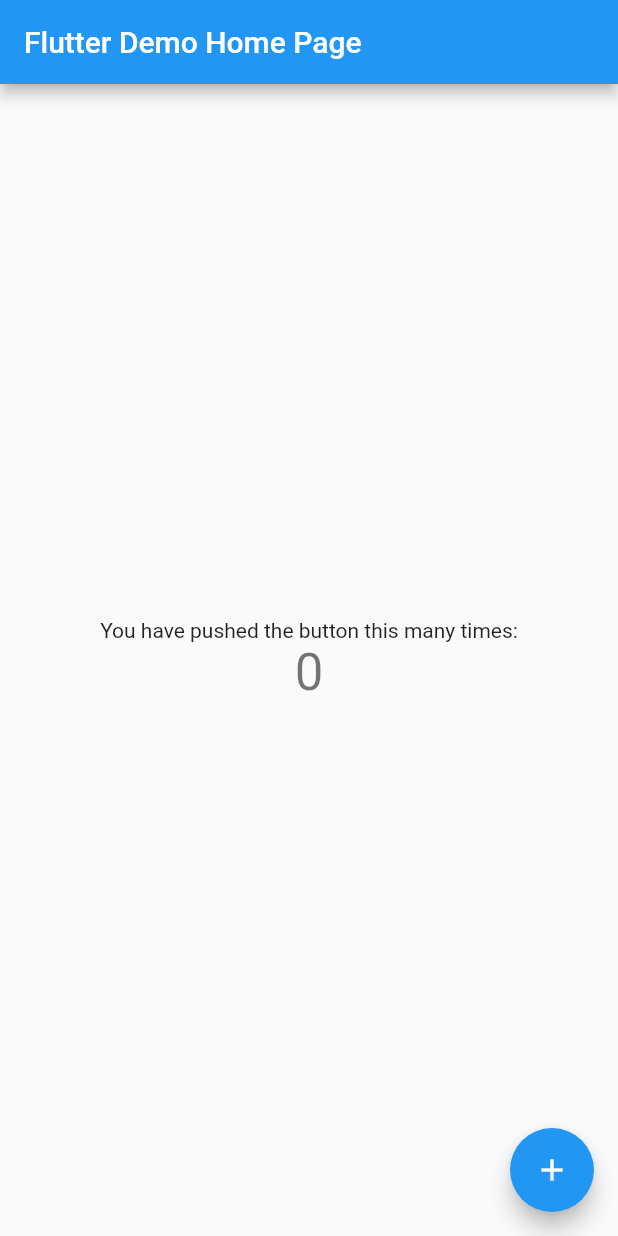
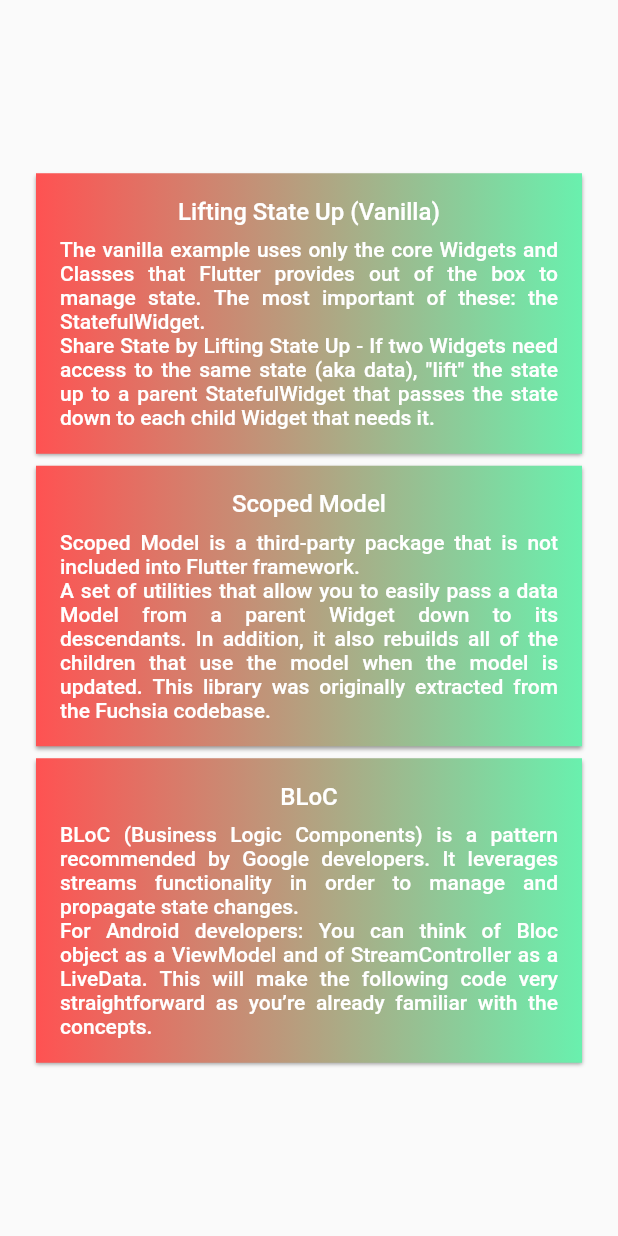
Before and after one commit to Oleksandr32/flutter-architecture, a Flutter app: the screen it shows after launch, on a phone screen of 412 x 824 dp. Run offline on Flutter 3.47's test engine with Material 2 defaults, Android fonts, the phone set to English and light mode, and no system bars; our stand-ins replace dio.

Commit message:
Implement Vanilla, Scoped Model and BLoC architectures

```diff
--- a/lib/main.dart
+++ b/lib/main.dart
@@ -1,63 +1,4 @@
 import 'package:flutter/material.dart';
+import 'package:flutter_architecture/src/app.dart';
 
-void main() => runApp(MyApp());
-
-class MyApp extends StatelessWidget {
-  @override
-  Widget build(BuildContext context) {
-    return MaterialApp(
-      title: 'Flutter Demo',
-      theme: ThemeData(
-        primarySwatch: Colors.blue,
-      ),
-      home: MyHomePage(title: 'Flutter Demo Home Page'),
-    );
-  }
-}
-
-class MyHomePage extends StatefulWidget {
-  MyHomePage({Key key, this.title}) : super(key: key);
-
-  final String title;
-
-  @override
-  _MyHomePageState createState() => _MyHomePageState();
-}
-
-class _MyHomePageState extends State<MyHomePage> {
-  int _counter = 0;
-
-  void _incrementCounter() {
-    setState(() {
-      _counter++;
-    });
-  }
-
-  @override
-  Widget build(BuildContext context) {
-    return Scaffold(
-      appBar: AppBar(
-        title: Text(widget.title),
-      ),
-      body: Center(
-        child: Column(
-          mainAxisAlignment: MainAxisAlignment.center,
-          children: <Widget>[
-            Text(
-              'You have pushed the button this many times:',
-            ),
-            Text(
-              '$_counter',
-              style: Theme.of(context).textTheme.display1,
-            ),
-          ],
-        ),
-      ),
-      floatingActionButton: FloatingActionButton(
-        onPressed: _incrementCounter,
-        tooltip: 'Increment',
-        child: Icon(Icons.add),
-      ),
-    );
-  }
-}
+void main() => runApp(App());
--- /dev/null
+++ b/lib/src/api_service.dart
@@ -0,0 +1,13 @@
+import 'package:dio/dio.dart';
+
+import 'package:flutter_architecture/src/model/dog.dart';
+
+class ApiService {
+  final Dio _dio = Dio(BaseOptions(baseUrl: 'https://dog.ceo/api'));
+
+  Future<List<Dog>> getDogs(int count) async {
+    final response = await _dio.get("/breeds/image/random/$count");
+    final urls = response.data['message'] as List<dynamic>;
+    return urls.map((url) => Dog(url)).toList();
+  }
+}
--- /dev/null
+++ b/lib/src/app.dart
@@ -0,0 +1,19 @@
+import 'package:flutter/material.dart';
+
+import 'package:flutter_architecture/src/api_service.dart';
+import 'package:flutter_architecture/src/screens/home_screen.dart';
+
+class App extends StatelessWidget {
+  @override
+  Widget build(BuildContext context) {
+    return MaterialApp(
+      title: 'Flutter Architecture',
+      theme: ThemeData(
+        primarySwatch: Colors.amber,
+      ),
+      home: HomeScreen(
+        apiService: ApiService(),
+      ),
+    );
+  }
+}
--- /dev/null
+++ b/lib/src/model/dog.dart
@@ -0,0 +1,5 @@
+class Dog {
+  Dog(this.photoUrl);
+
+  String photoUrl;
+}
--- /dev/null
+++ b/lib/src/screens/bloc/bloc_screen.dart
@@ -0,0 +1,69 @@
+import 'package:flutter/material.dart';
+
+import 'package:flutter_architecture/src/screens/bloc/dog_bloc.dart';
+import 'package:flutter_architecture/src/api_service.dart';
+import 'package:flutter_architecture/strings.dart';
+
+class BlocScreen extends StatefulWidget {
+  BlocScreen(this._apiService);
+
+  final ApiService _apiService;
+
+  @override
+  _BlocScreenState createState() => _BlocScreenState();
+}
+
+class _BlocScreenState extends State<BlocScreen> {
+  DogBloc _dogBloc;
+
+  @override
+  void initState() {
+    _dogBloc = DogBloc(widget._apiService);
+    _dogBloc.loadDogs();
+    super.initState();
+  }
+
+  @override
+  Widget build(BuildContext context) {
+    return Scaffold(
+      appBar: AppBar(
+        title: Text(Strings.blocName),
+        centerTitle: true,
+      ),
+      body: StreamBuilder<DogState>(
+        initialData: DogLoadingState(),
+        stream: _dogBloc.dogs,
+        builder: (context, snapshot) {
+          final state = snapshot.data;
+          if (state is DogLoadingState) {
+            return _buildLoading();
+          } else if (state is DogDataState) {
+            return state.dogs != null ? _buildBody(state) : _buildError();
+          }
+        },
+      ),
+    );
+  }
+
+  Widget _buildLoading() {
+    return Center(
+      child: CircularProgressIndicator(),
+    );
+  }
+
+  Widget _buildBody(DogDataState state) {
+    return GridView.count(
+      crossAxisCount: 4,
+      children: state.dogs.map((dog) => Image.network(dog.photoUrl)).toList(),
+    );
+  }
+
+  Widget _buildError() {
+    return Center(
+      child: Text(
+        Strings.errorMessage,
+        style: TextStyle(fontSize: 22.0, fontWeight: FontWeight.bold),
+      ),
+    );
+  }
+}
--- /dev/null
+++ b/lib/src/screens/home_screen.dart
@@ -0,0 +1,90 @@
+import 'package:flutter/material.dart';
+
+import 'package:flutter_architecture/src/api_service.dart';
+import 'package:flutter_architecture/src/screens/vanilla/vanilla_screen.dart';
+import 'package:flutter_architecture/src/screens/scoped_model/scoped_model_screen.dart';
+import 'package:flutter_architecture/src/screens/bloc/bloc_screen.dart';
+import 'package:flutter_architecture/strings.dart';
+
+class HomeScreen extends StatelessWidget {
+  HomeScreen({@required this.apiService});
+
+  final ApiService apiService;
+
+  @override
+  Widget build(BuildContext context) {
+    return Scaffold(
+      body: Padding(
+        padding: const EdgeInsets.all(24.0),
+        child: Column(
+          mainAxisAlignment: MainAxisAlignment.center,
+          children: <Widget>[
+            _buildBox(
+              title: Strings.vanillaName,
+              desc: Strings.vanillaDescription,
+              onPressed: () => Navigator.push(
+                    context,
+                    MaterialPageRoute(builder: (context) => VanillaScreen(apiService)),
+                  ),
+            ),
+            SizedBox(height: 8.0),
+            _buildBox(
+              title: Strings.scopedModelName,
+              desc: Strings.scopedModelDescription,
+              onPressed: () => Navigator.push(
+                    context,
+                    MaterialPageRoute(builder: (context) => ScopedModelScreen(apiService)),
+                  ),
+            ),
+            SizedBox(height: 8.0),
+            _buildBox(
+              title: Strings.blocName,
+              desc: Strings.blocDescription,
+              onPressed: () => Navigator.push(
+                    context,
+                    MaterialPageRoute(builder: (context) => BlocScreen(apiService)),
+                  ),
+            ),
+          ],
+        ),
+      ),
+    );
+  }
+
+  Widget _buildBox({
+    @required String title,
+    @required String desc,
+    @required VoidCallback onPressed,
+  }) {
+    return Container(
+      width: double.infinity,
+      decoration: BoxDecoration(
+          gradient: LinearGradient(colors: [Colors.redAccent, Colors.greenAccent]),
+          boxShadow: [
+            BoxShadow(
+              color: Colors.grey[500],
+              offset: Offset(0.0, 1.5),
+              blurRadius: 1.5,
+            ),
+          ]),
+      child: MaterialButton(
+        padding: const EdgeInsets.all(16.0),
+        child: Column(
+          children: <Widget>[
+            Text(
+              title,
+              style: TextStyle(color: Colors.white, fontSize: 16.0),
+            ),
+            SizedBox(height: 8.0),
+            Text(
+              desc,
+              textAlign: TextAlign.justify,
+              style: TextStyle(color: Colors.white),
+            ),
+          ],
+        ),
+        onPressed: onPressed,
+      ),
+    );
+  }
+}
--- /dev/null
+++ b/lib/src/screens/scoped_model/scoped_model_screen.dart
@@ -0,0 +1,70 @@
+import 'package:flutter/material.dart';
+import 'package:scoped_model/scoped_model.dart';
+
+import 'package:flutter_architecture/src/screens/scoped_model/dog_model.dart';
+import 'package:flutter_architecture/src/api_service.dart';
+import 'package:flutter_architecture/strings.dart';
+
+class ScopedModelScreen extends StatefulWidget {
+  ScopedModelScreen(this._apiService);
+
+  final ApiService _apiService;
+
+  @override
+  _ScopedModelScreenState createState() => _ScopedModelScreenState();
+}
+
+class _ScopedModelScreenState extends State<ScopedModelScreen> {
+  DogModel _dogModel;
+
+  @override
+  void initState() {
+    _dogModel = DogModel(widget._apiService);
+    _dogModel.loadDogs();
+    super.initState();
+  }
+
+  @override
+  Widget build(BuildContext context) {
+    return ScopedModel(
+      model: _dogModel,
+      child: Scaffold(
+        appBar: AppBar(
+          title: Text(Strings.scopedModelName),
+          centerTitle: true,
+        ),
+        body: ScopedModelDescendant<DogModel>(
+          builder: (context, child, model) {
+            if (model.loading) {
+              return _buildLoading();
+            } else {
+              return model.dogs != null ? _buildBody(model) : _buildError();
+            }
+          },
+        ),
+      ),
+    );
+  }
+
+  Widget _buildLoading() {
+    return Center(
+      child: CircularProgressIndicator(),
+    );
+  }
+
+  Widget _buildBody(DogModel model) {
+    return GridView.count(
+      crossAxisCount: 4,
+      children: model.dogs.map((dog) => Image.network(dog.photoUrl)).toList(),
+    );
+  }
+
+  Widget _buildError() {
+    return Center(
+      child: Text(
+        Strings.errorMessage,
+        style: TextStyle(fontSize: 22.0, fontWeight: FontWeight.bold),
+      ),
+    );
+  }
+}
--- /dev/null
+++ b/lib/src/screens/vanilla/vanilla_screen.dart
@@ -0,0 +1,63 @@
+import 'package:flutter/material.dart';
+
+import 'package:flutter_architecture/src/api_service.dart';
+import 'package:flutter_architecture/strings.dart';
+import 'package:flutter_architecture/src/model/dog.dart';
+
+class VanillaScreen extends StatefulWidget {
+  VanillaScreen(this._apiService);
+
+  final ApiService _apiService;
+
+  @override
+  _VanillaScreenState createState() => _VanillaScreenState();
+}
+
+class _VanillaScreenState extends State<VanillaScreen> {
+  bool _loading = true;
+  List<Dog> _dogs;
+
+  @override
+  void initState() {
+    widget._apiService.getDogs(100).then((dogs) {
+      setState(() {
+        _loading = false;
+        _dogs = dogs;
+      });
+    });
+    super.initState();
+  }
+
+  @override
+  Widget build(BuildContext context) {
+    return Scaffold(
+      appBar: AppBar(
+        title: Text(Strings.vanillaName),
+        centerTitle: true,
+      ),
+      body: _loading ? _buildLoading() : _buildBody(),
+    );
+  }
+
+  Widget _buildLoading() {
+    return Center(
+      child: CircularProgressIndicator(),
+    );
+  }
+
+  Widget _buildBody() {
+    if (_dogs != null) {
+      return GridView.count(
+        crossAxisCount: 4,
+        children: _dogs.map((dog) => Image.network(dog.photoUrl)).toList(),
+      );
+    } else {
+      return Center(
+        child: Text(
+          Strings.errorMessage,
+          style: TextStyle(fontSize: 22.0, fontWeight: FontWeight.bold),
+        ),
+      );
+    }
+  }
+}
--- /dev/null
+++ b/lib/strings.dart
@@ -0,0 +1,12 @@
+class Strings {
+  static const vanillaName = "Lifting State Up (Vanilla)";
+  static const vanillaDescription =
+      """ The vanilla example uses only the core Widgets and Classes that Flutter provides out of the box to manage state. The most important of these: the StatefulWidget.\n Share State by Lifting State Up - If two Widgets need access to the same state (aka data), \"lift\" the state up to a parent StatefulWidget that passes the state down to each child Widget that needs it.""";
+  static const scopedModelName = "Scoped Model";
+  static const scopedModelDescription =
+      """ Scoped Model is a third-party package that is not included into Flutter framework.\n  A set of utilities that allow you to easily pass a data Model from a parent Widget down to its descendants. In addition, it also rebuilds all of the children that use the model when the model is updated. This library was originally extracted from the Fuchsia codebase.""";
+  static const blocName = "BLoC";
+  static const blocDescription =
+      """ BLoC (Business Logic Components) is a pattern recommended by Google developers. It leverages streams functionality in order to manage and propagate state changes.\n  For Android developers: You can think of Bloc object as a ViewModel and of StreamController as a LiveData. This will make the following code very straightforward as you’re already familiar with the concepts.""";
+  static const errorMessage =  "An error occured!!";
+}
```
Also changed, not shown: lib/src/screens/bloc/dog_bloc.dart (added, +34 -0 lines), lib/src/screens/scoped_model/dog_model.dart (added, +24 -0 lines), pubspec.yaml (+6 -50 lines), 3 other files.
